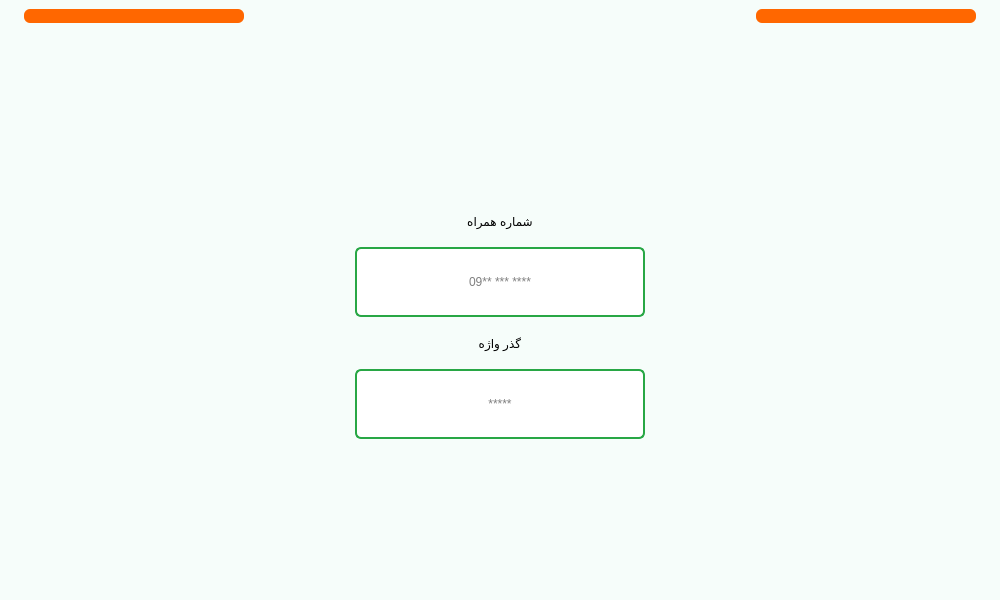
Old version of the form main.ui in the repository Farazist/raspberrypi-app.
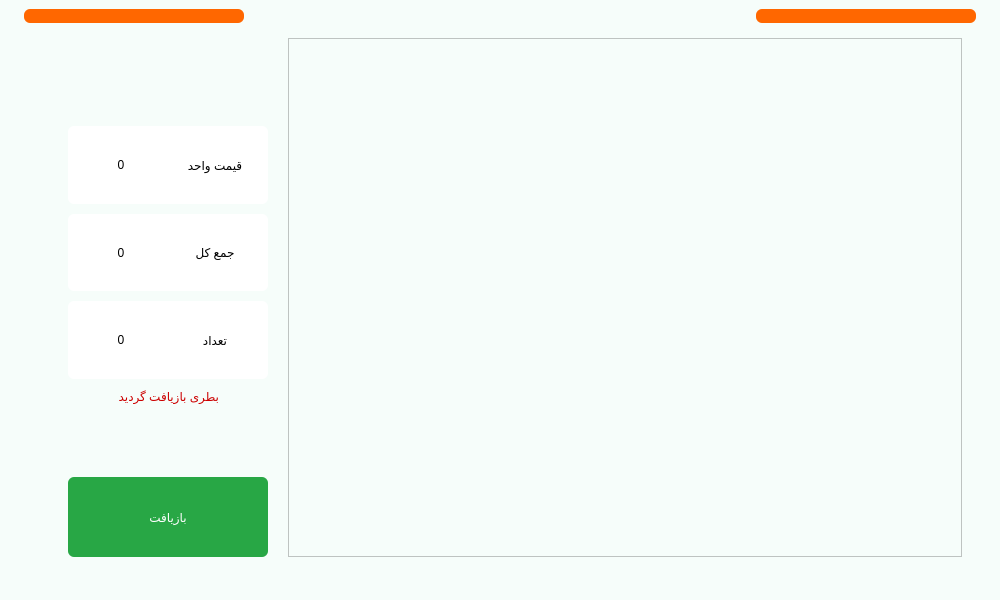
New version of the form. The open tabs and pages were chosen to show the change. Icons and pictures are not drawn.

Patch:
```diff
--- a/main.ui
+++ b/main.ui
@@ -416,161 +416,6 @@
         </item>
        </layout>
       </widget>
-      <widget class="QWidget" name="pageSignInUserMobileNumber">
-       <layout class="QVBoxLayout" name="verticalLayout_30">
-        <item>
-         <layout class="QVBoxLayout" name="vLayoutSignInUserMobile">
-          <item alignment="Qt::AlignHCenter">
-           <widget class="QLabel" name="label_11">
-            <property name="maximumSize">
-             <size>
-              <width>16777215</width>
-              <height>40</height>
-             </size>
-            </property>
-            <property name="styleSheet">
-             <string notr="true">font: 20pt &quot;IRANSans&quot;;</string>
-            </property>
-            <property name="text">
-             <string/>
-            </property>
-           </widget>
-          </item>
-          <item alignment="Qt::AlignHCenter">
-           <widget class="QLabel" name="lblUserMobile">
-            <property name="minimumSize">
-             <size>
-              <width>0</width>
-              <height>0</height>
-             </size>
-            </property>
-            <property name="maximumSize">
-             <size>
-              <width>16777215</width>
-              <height>40</height>
-             </size>
-            </property>
-            <property name="styleSheet">
-             <string notr="true">
-font: 20pt &quot;IRANSans&quot;;
-color:#000000;</string>
-            </property>
-            <property name="text">
-             <string>شماره همراه</string>
-            </property>
-            <property name="alignment">
-             <set>Qt::AlignCenter</set>
-            </property>
-           </widget>
-          </item>
-          <item alignment="Qt::AlignHCenter">
-           <widget class="QLineEdit" name="tbUserMobile">
-            <property name="minimumSize">
-             <size>
-              <width>290</width>
-              <height>70</height>
-             </size>
-            </property>
-            <property name="maximumSize">
-             <size>
-              <width>290</width>
-              <height>70</height>
-             </size>
-            </property>
-            <property name="styleSheet">
-             <string notr="true">background-color: #ffffff; 
-padding: 3px; 
-border: 2px solid #28a745;
-border-radius: 6px;
-font: 26pt &quot;IRANSansFaNum&quot;;
-color:#000000;</string>
-            </property>
-            <property name="inputMethodHints">
-             <set>Qt::ImhDigitsOnly</set>
-            </property>
-            <property name="inputMask">
-             <string/>
-            </property>
-            <property name="text">
-             <string/>
-            </property>
-            <property name="maxLength">
-             <number>32767</number>
-            </property>
-            <property name="echoMode">
-             <enum>QLineEdit::Normal</enum>
-            </property>
-            <property name="alignment">
-             <set>Qt::AlignCenter</set>
-            </property>
-            <property name="placeholderText">
-             <string>09** *** ****</string>
-            </property>
-           </widget>
-          </item>
-          <item alignment="Qt::AlignHCenter">
-           <widget class="QLabel" name="lblUserPassword2">
-            <property name="maximumSize">
-             <size>
-              <width>16777215</width>
-              <height>40</height>
-             </size>
-            </property>
-            <property name="styleSheet">
-             <string notr="true">font: 20pt &quot;IRANSans&quot;;
-color:#000000;</string>
-            </property>
-            <property name="frameShape">
-             <enum>QFrame::NoFrame</enum>
-            </property>
-            <property name="text">
-             <string>گذر واژه</string>
-            </property>
-           </widget>
-          </item>
-          <item alignment="Qt::AlignHCenter">
-           <widget class="QLineEdit" name="tbUserPasswordMobile">
-            <property name="minimumSize">
-             <size>
-              <width>290</width>
-              <height>70</height>
-             </size>
-            </property>
-            <property name="maximumSize">
-             <size>
-              <width>290</width>
-              <height>70</height>
-             </size>
-            </property>
-            <property name="styleSheet">
-             <string notr="true">background-color: #ffffff; 
-padding: 3px; 
-border: 2px solid #28a745;
-border-radius: 6px;
-font: 26pt &quot;IRANSansFaNum&quot;;
-color:#000000;</string>
-            </property>
-            <property name="inputMethodHints">
-             <set>Qt::ImhDigitsOnly|Qt::ImhHiddenText|Qt::ImhNoAutoUppercase|Qt::ImhNoPredictiveText|Qt::ImhPreferNumbers|Qt::ImhSensitiveData</set>
-            </property>
-            <property name="text">
-             <string/>
-            </property>
-            <property name="echoMode">
-             <enum>QLineEdit::Password</enum>
-            </property>
-            <property name="alignment">
-             <set>Qt::AlignCenter</set>
-            </property>
-            <property name="placeholderText">
-             <string>*****</string>
-            </property>
-           </widget>
-          </item>
-         </layout>
-        </item>
-       </layout>
-      </widget>
       <widget class="QWidget" name="pageMainMenu">
        <layout class="QVBoxLayout" name="verticalLayout_5">
         <item>
@@ -3404,8 +3249,8 @@
               <rect>
                <x>0</x>
                <y>0</y>
-               <width>398</width>
-               <height>28</height>
+               <width>526</width>
+               <height>448</height>
               </rect>
              </property>
              <property name="maximumSize">
```
Left out of the diff: 2 changed lines with no effect on the pictures.
